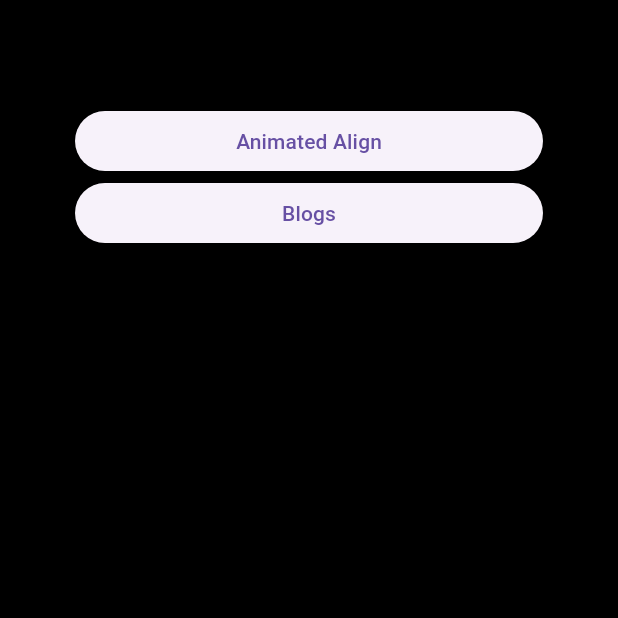
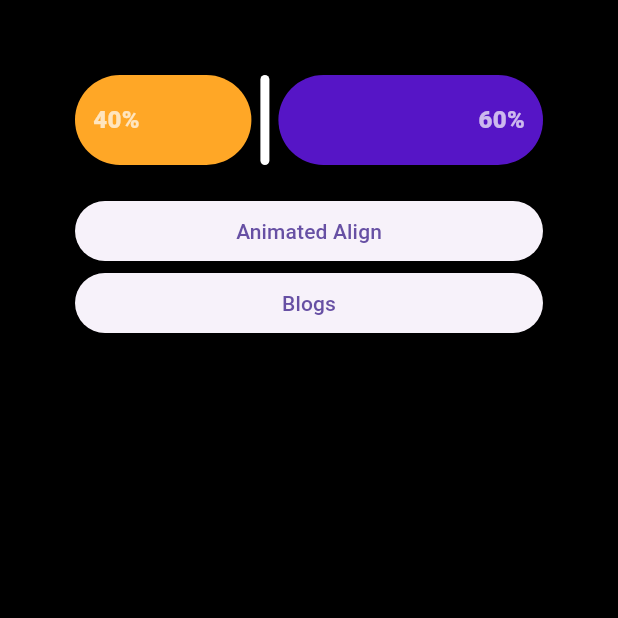
Before and after one commit to Dev-Muhammad-Junaid/flutter_archive, a Flutter app: the screen it shows after launch, on a phone screen of 412 x 824 dp, the top half of it. Run offline on Flutter 3.47's test engine with Material 3 defaults, Android fonts, the phone set to English and light mode, and no system bars.

Commit message:
Day 57 : Added Animated Slider For learning

```diff
--- a/lib/dart-actions/sendSMSTwilio.dart
+++ b/lib/dart-actions/sendSMSTwilio.dart
@@ -1,13 +1,13 @@
-import 'package:twilio_flutter/twilio_flutter.dart';
-
-Future sendSMSTwilio(
-    String phoneUser,
-    String messageSMS,
-    ) async {
-  var twilioFlutter = TwilioFlutter(
-      accountSid: '[]',
-      authToken: '[]',
-      twilioNumber: '[]');
-
-  twilioFlutter.sendSMS(toNumber: phoneUser, messageBody: messageSMS);
-}
+// import 'package:twilio_flutter/twilio_flutter.dart';
+//
+// Future sendSMSTwilio(
+//     String phoneUser,
+//     String messageSMS,
+//     ) async {
+//   var twilioFlutter = TwilioFlutter(
+//       accountSid: '[]',
+//       authToken: '[]',
+//       twilioNumber: '[]');
+//
+//   twilioFlutter.sendSMS(toNumber: phoneUser, messageBody: messageSMS);
+// }
--- a/lib/dart-actions/uploadedFileToImage.dart
+++ b/lib/dart-actions/uploadedFileToImage.dart
@@ -1,12 +1,13 @@
-import 'dart:convert';
-import 'dart:io';
-import 'dart:typed_data';
-
-Future<String?> convertUploadedFileToImage(File? uploadedFile) async {
-  if (uploadedFile == null || uploadedFile.bytes == null) {
-    return null;
-  }
-  final Uint8List bytes = uploadedFile.bytes!;
-  final String base64Image = base64Encode(bytes);
-  return base64Image;
-}
+// import 'dart:convert';
+// import 'dart:io';
+// import 'dart:typed_data';
+//
+// Future<String?> convertUploadedFileToImage(File? uploadedFile) async {
+//   if (uploadedFile == null || uploadedFile.bytes == null) {
+//     return null;
+//   }
+//   final Uint8List bytes = uploadedFile.bytes!;
+//   final String base64Image = base64Encode(bytes);
+//   return base64Image;
+// }
+//
--- /dev/null
+++ b/lib/dart-widgets/animtedSlider.dart
@@ -0,0 +1,266 @@
+import 'package:flutter/material.dart';
+
+class AnimatedSlider extends StatefulWidget {
+  AnimatedSlider({
+    super.key,
+    this.value = 0.0,
+    this.barColor = Colors.white,
+    this.rightFillColor = const Color.fromARGB(255, 86, 21, 198),
+    this.leftFillColor = Colors.white12,
+    this.height = 50.0,
+    this.barWidth = 6.0,
+    this.onChange,
+    this.labelStyle = const TextStyle(
+      fontSize: 16.0,
+      color: Colors.white,
+      fontWeight: FontWeight.w800,
+    ),
+    BorderRadius? cornerRadius,
+  })  : _cornerRadius = cornerRadius ?? BorderRadius.circular(8.0),
+        assert(value >= 0 && value <= 1.0);
+
+  /// Initial progress value.
+  final double value;
+
+  final Color barColor;
+
+  final Color rightFillColor;
+
+  final Color leftFillColor;
+
+  final double height;
+
+  final double barWidth;
+
+  final BorderRadius _cornerRadius;
+
+  final TextStyle labelStyle;
+
+  final void Function(double value)? onChange;
+
+  @override
+  State<AnimatedSlider> createState() => _AnimatedSliderState();
+}
+
+const _animationDuration = Duration(milliseconds: 100);
+const _barHorizontalMargins = 6.0;
+
+class _AnimatedSliderState extends State<AnimatedSlider> {
+  late final _dragBarWidth = widget.barWidth + (_barHorizontalMargins * 2);
+  late final _dragRegion = Size(_dragBarWidth + 20, widget.height);
+
+  late final _progressNotifier = ValueNotifier<double>(widget.value);
+  late final _overlappingNotifier = ValueNotifier<bool>(false);
+
+  TextStyle get _labelStyle {
+    return widget.labelStyle.copyWith(
+      color: widget.labelStyle.color?.withOpacity(_overlappingNotifier.value ? 1 : 0.7),
+    );
+  }
+
+  void _onTextSizeChange(Size size, double leftBoxWidth, double rightBoxWidth) {
+    if (leftBoxWidth < (size.width + 16) || rightBoxWidth < (size.width + 16)) {
+      _overlappingNotifier.value = true;
+    } else {
+      _overlappingNotifier.value = false;
+    }
+  }
+
+  void _onHorizontalDragUpdate(DragUpdateDetails dragDetails, double sliderWidth) {
+    double position = (dragDetails.globalPosition.dx - _dragBarWidth) / sliderWidth;
+    _progressNotifier.value = position.clamp(0.0, 1.0);
+  }
+
+  @override
+  Widget build(BuildContext context) {
+    return SizedBox(
+      height: widget.height,
+      child: LayoutBuilder(
+        builder: (context, constraints) {
+          double sliderWidth = constraints.maxWidth;
+          double sliderHeight = constraints.maxHeight;
+          double sliderWidthWithOutBar = sliderWidth - _dragBarWidth;
+
+          return ValueListenableBuilder(
+            valueListenable: _progressNotifier,
+            builder: (context, progress, _) {
+              double leftBoxWidth = sliderWidthWithOutBar * progress;
+              double rightBoxWidth = sliderWidthWithOutBar - leftBoxWidth;
+              int progressInPercentage = (progress * 100).toInt();
+
+              return Stack(
+                clipBehavior: Clip.none,
+                children: [
+                  Row(
+                    children: [
+                      /// Left Box
+                      AnimatedContainer(
+                        width: leftBoxWidth,
+                        height: sliderHeight,
+                        duration: _animationDuration,
+                        decoration: BoxDecoration(
+                          color: widget.leftFillColor,
+                          borderRadius: widget._cornerRadius,
+                        ),
+                      ),
+
+                      /// Bar
+                      _SliderBar(
+                        color: widget.barColor,
+                        width: widget.barWidth,
+                        cornerRadius: widget._cornerRadius,
+                      ),
+
+                      /// Right Box
+                      AnimatedContainer(
+                        width: rightBoxWidth,
+                        height: sliderHeight,
+                        duration: _animationDuration,
+                        decoration: BoxDecoration(
+                          color: widget.rightFillColor,
+                          borderRadius: widget._cornerRadius,
+                        ),
+                      ),
+                    ],
+                  ),
+
+                  /// Progress Labels
+                  ValueListenableBuilder(
+                    valueListenable: _overlappingNotifier,
+                    builder: (context, isOverflowing, child) {
+                      return AnimatedPositioned.fromRect(
+                        duration: _animationDuration,
+                        rect: Rect.fromCenter(
+                          width: sliderWidth,
+                          height: sliderHeight,
+                          center: Offset(
+                            sliderWidth / 2,
+                            sliderHeight / (isOverflowing ? -2 : 2),
+                          ),
+                        ),
+                        child: child!,
+                      );
+                    },
+                    child: Padding(
+                      padding: const EdgeInsets.symmetric(horizontal: 12.0),
+                      child: Row(
+                        mainAxisAlignment: MainAxisAlignment.spaceBetween,
+                        children: [
+                          /// Left Progress Text
+                          ComputedText(
+                            '$progressInPercentage%',
+                            style: _labelStyle,
+                            onSizeChange: (size) => _onTextSizeChange(size, leftBoxWidth, rightBoxWidth),
+                          ),
+
+                          /// Right Progress Text
+                          ComputedText(
+                            '${100 - progressInPercentage}%',
+                            style: _labelStyle,
+                            onSizeChange: (size) {},
+                          ),
+                        ],
+                      ),
+                    ),
+                  ),
+
+                  /// Drag Paddler with extra drag region.
+                  Positioned.fromRect(
+                    rect: Rect.fromCenter(
+                      width: _dragRegion.width,
+                      height: _dragRegion.height,
+                      center: Offset(leftBoxWidth + _dragBarWidth / 2, sliderHeight / 2),
+                    ),
+                    child: GestureDetector(
+                      behavior: HitTestBehavior.translucent,
+                      onHorizontalDragUpdate: (dragDetails) => _onHorizontalDragUpdate(dragDetails, sliderWidth),
+                    ),
+                  ),
+                ],
+              );
+            },
+          );
+        },
+      ),
+    );
+  }
+}
+
+class _SliderBar extends StatelessWidget {
+  const _SliderBar({
+    required this.width,
+    required this.color,
+    required this.cornerRadius,
+  });
+
+  final double width;
+  final Color color;
+  final BorderRadiusGeometry cornerRadius;
+
+  @override
+  Widget build(BuildContext context) {
+    return Container(
+      width: width,
+      decoration: BoxDecoration(
+        color: color,
+        borderRadius: cornerRadius,
+      ),
+      margin: const EdgeInsets.symmetric(
+        horizontal: _barHorizontalMargins,
+      ),
+    );
+  }
+}
+
+class ComputedText extends StatefulWidget {
+  const ComputedText(
+      this.text, {
+        super.key,
+        required this.style,
+        required this.onSizeChange,
+      });
+
+  final String text;
+  final TextStyle style;
+  final void Function(Size) onSizeChange;
+
+  @override
+  State<ComputedText> createState() => _ComputedTextState();
+}
+
+class _ComputedTextState extends State<ComputedText> {
+  Size calculateSize() {
+    return (TextPainter(
+        text: TextSpan(text: widget.text, style: widget.style),
+        maxLines: 1,
+        textDirection: TextDirection.ltr)
+      ..layout())
+        .size;
+  }
+
+  @override
+  void initState() {
+    super.initState();
+    WidgetsBinding.instance.addPostFrameCallback((_) {
+      widget.onSizeChange(calculateSize());
+    });
+  }
+
+  @override
+  void didUpdateWidget(covariant ComputedText oldWidget) {
+    if (oldWidget.text != widget.text) {
+      WidgetsBinding.instance.addPostFrameCallback((_) {
+        widget.onSizeChange(calculateSize());
+      });
+    }
+    super.didUpdateWidget(oldWidget);
+  }
+
+  @override
+  Widget build(BuildContext context) {
+    return Text(
+      widget.text,
+      style: widget.style,
+    );
+  }
+}
--- a/lib/main.dart
+++ b/lib/main.dart
@@ -1,6 +1,7 @@
 import 'package:flutter/material.dart';
 import 'package:flutter_archive/dart-widgets/animatedAlign.dart';
 import 'package:flutter_archive/dart-widgets/animatedButton.dart';
+import 'package:flutter_archive/dart-widgets/animtedSlider.dart';
 import 'package:flutter_archive/pages/blog_post_widget.dart';
 
 import 'dart-widgets/streamBuilder.dart';
@@ -24,26 +25,35 @@ class Home extends StatelessWidget {
               mainAxisAlignment: MainAxisAlignment.start,
               crossAxisAlignment: CrossAxisAlignment.stretch,
               children: [
+                AnimatedSlider(
+                  leftFillColor: Colors.orange.shade400,
+                  height: 60,
+                  value: 0.4,
+                  cornerRadius: BorderRadius.circular(1000),
+                  onChange: (value) {},
+                ),
                 Padding(
                   padding: const EdgeInsets.all(10.0),
                 ),
-                Builder(
-                  builder: (context){
+                Builder(builder: (context) {
                   return ElevatedButton(
-                      onPressed: () => Navigator.push(context,
-                        MaterialPageRoute(builder: (context) => const AnimatedAlignWidget())
-                      ),
-                      child: Text("Animated Align"),
-                );}),
-                Builder(
-                  builder: (context){
+                    onPressed: () => Navigator.push(
+                        context,
+                        MaterialPageRoute(
+                            builder: (context) => const AnimatedAlignWidget())),
+                    child: Text("Animated Align"),
+                  );
+                }),
+                Builder(builder: (context) {
                   return ElevatedButton(
-                      onPressed: () => Navigator.push(context,
-                        MaterialPageRoute(builder: (context) => BlogPostWidget()),
-                      ),
-                      child: Text("Blogs"),
-                );}),
-
+                    onPressed: () => Navigator.push(
+                      context,
+                      MaterialPageRoute(builder: (context) => BlogPostWidget()),
+                    ),
+                    child: Text("Blogs"),
+                  );
+                }),
+                AnimatedSlide(offset: Offset.infinite, duration: Duration(seconds: 3)),
               ],
             ),
           ),
```
